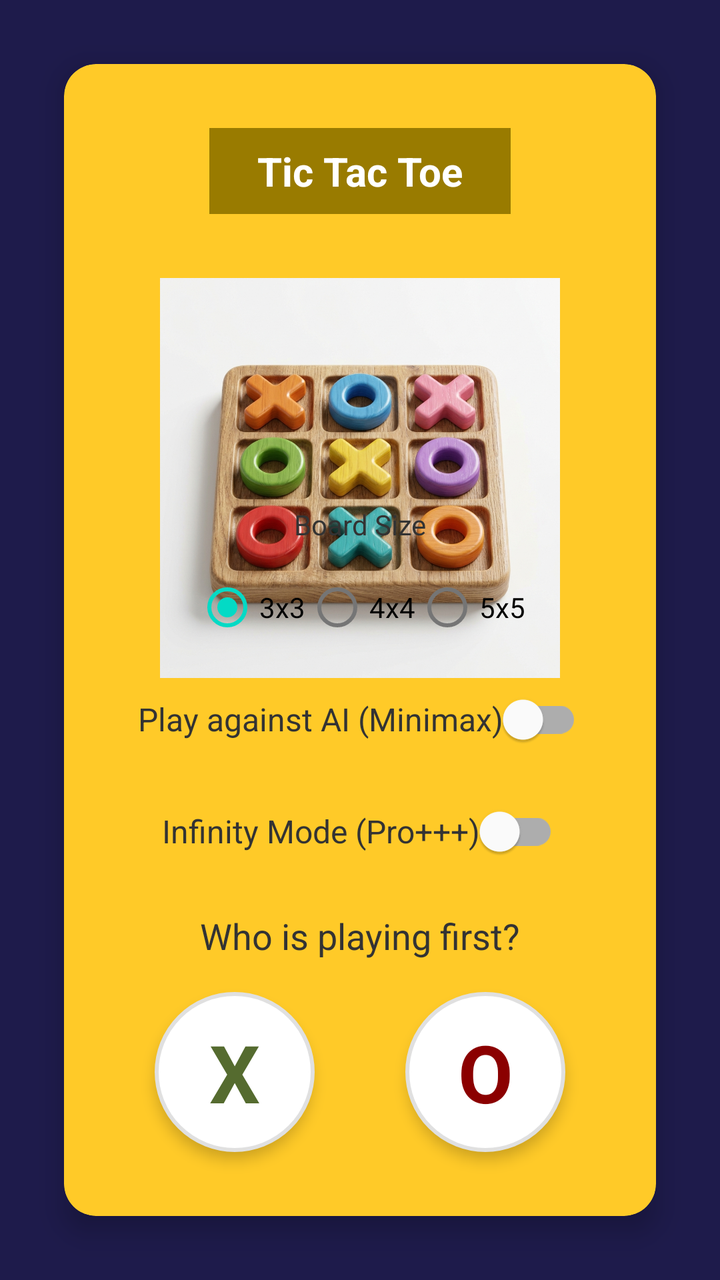
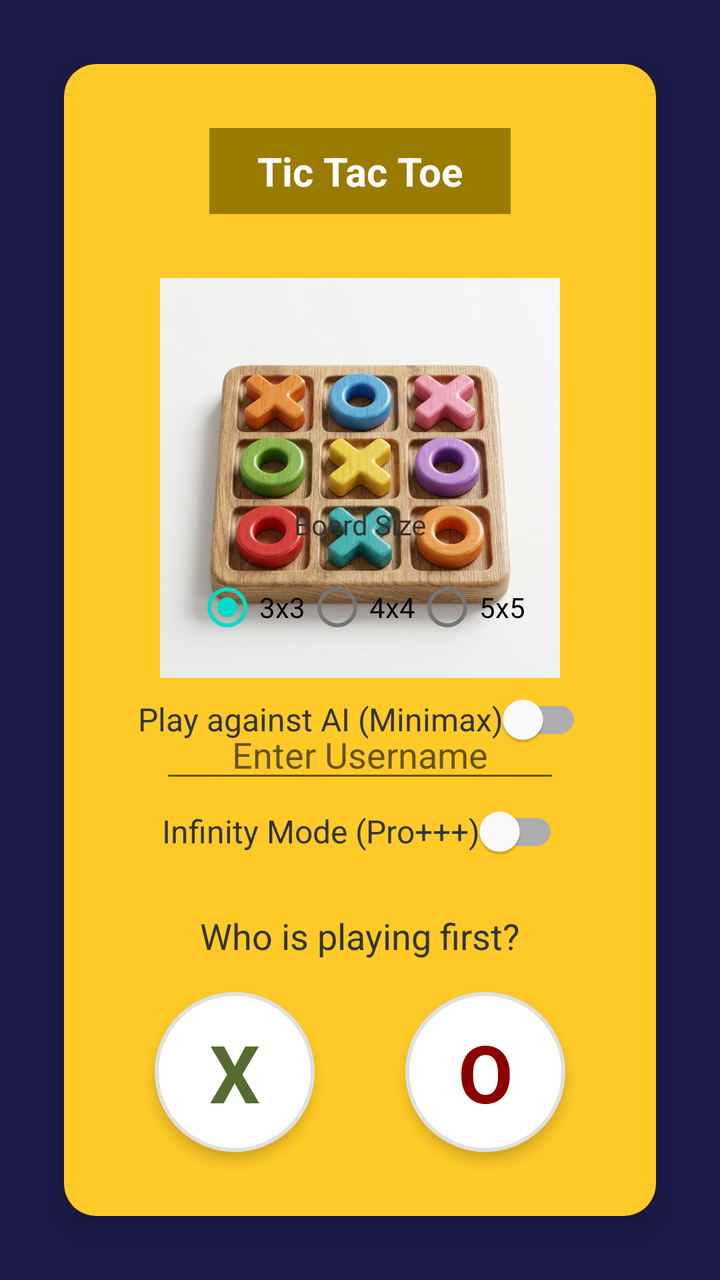

Before-and-after screenshots of an Android layout around one commit, followed by the original layout XML and the change that was made.
<!-- AndroidManifest.xml: application theme Theme.TicTacToe -->
<!-- res/layout/fragment_welcome.xml -->
<?xml version="1.0" encoding="utf-8"?>
<androidx.constraintlayout.widget.ConstraintLayout xmlns:android="http://schemas.android.com/apk/res/android"
    xmlns:app="http://schemas.android.com/apk/res-auto"
    xmlns:tools="http://schemas.android.com/tools"
    android:layout_width="match_parent"
    android:layout_height="match_parent"
    android:background="@color/background_color"
    tools:context=".WelcomeFragment">

    <androidx.cardview.widget.CardView
        android:id="@+id/cardView"
        android:layout_width="0dp"
        android:layout_height="0dp"
        android:layout_margin="32dp"
        app:cardBackgroundColor="@color/yellow_accent"
        app:cardCornerRadius="16dp"
        app:cardElevation="8dp"
        app:layout_constraintBottom_toBottomOf="parent"
        app:layout_constraintEnd_toEndOf="parent"
        app:layout_constraintStart_toStartOf="parent"
        app:layout_constraintTop_toTopOf="parent">

        <androidx.constraintlayout.widget.ConstraintLayout
            android:layout_width="match_parent"
            android:layout_height="match_parent">

            <TextView
                android:id="@+id/textView"
                android:layout_width="wrap_content"
                android:layout_height="wrap_content"
                android:layout_marginTop="32dp"
                android:background="#997B00"
                android:paddingHorizontal="24dp"
                android:paddingVertical="8dp"
                android:text="Tic Tac Toe"
                android:textColor="@color/white"
                android:textSize="20sp"
                android:textStyle="bold"
                app:layout_constraintEnd_toEndOf="parent"
                app:layout_constraintStart_toStartOf="parent"
                app:layout_constraintTop_toTopOf="parent" />

            <ImageView
                android:id="@+id/imageView"
                android:layout_width="200dp"
                android:layout_height="200dp"
                android:layout_marginTop="32dp"
                android:scaleType="fitCenter"
                android:src="@drawable/board"
                app:layout_constraintEnd_toEndOf="parent"
                app:layout_constraintStart_toStartOf="parent"
                app:layout_constraintTop_toBottomOf="@+id/textView" />

            <TextView
                android:id="@+id/tvSize"
                android:layout_width="wrap_content"
                android:layout_height="wrap_content"
                android:layout_marginBottom="8dp"
                android:text="Board Size"
                android:textColor="@color/text_color"
                app:layout_constraintBottom_toTopOf="@+id/rgSize"
                app:layout_constraintEnd_toEndOf="parent"
                app:layout_constraintStart_toStartOf="parent" />

            <RadioGroup
                android:id="@+id/rgSize"
                android:layout_width="wrap_content"
                android:layout_height="wrap_content"
                android:layout_marginBottom="8dp"
                android:orientation="horizontal"
                app:layout_constraintBottom_toTopOf="@+id/switchAiMode"
                app:layout_constraintEnd_toEndOf="parent"
                app:layout_constraintStart_toStartOf="parent">

                <RadioButton
                    android:id="@+id/rb3x3"
                    android:layout_width="wrap_content"
                    android:layout_height="wrap_content"
                    android:checked="true"
                    android:text="3x3" />

                <RadioButton
                    android:id="@+id/rb4x4"
                    android:layout_width="wrap_content"
                    android:layout_height="wrap_content"
                    android:text="4x4" />

                <RadioButton
                    android:id="@+id/rb5x5"
                    android:layout_width="wrap_content"
                    android:layout_height="wrap_content"
                    android:text="5x5" />
            </RadioGroup>

            <com.google.android.material.switchmaterial.SwitchMaterial
                android:id="@+id/switchAiMode"
                android:layout_width="wrap_content"
                android:layout_height="wrap_content"
                android:layout_marginBottom="8dp"
                android:text="Play against AI (Minimax)"
                android:textColor="@color/text_color"
                android:textSize="16sp"
                app:layout_constraintBottom_toTopOf="@+id/switchInfinityMode"
                app:layout_constraintEnd_toEndOf="parent"
                app:layout_constraintStart_toStartOf="parent" />

            <com.google.android.material.switchmaterial.SwitchMaterial
                android:id="@+id/switchInfinityMode"
                android:layout_width="wrap_content"
                android:layout_height="wrap_content"
                android:layout_marginBottom="16dp"
                android:text="Infinity Mode (Pro+++)"
                android:textColor="@color/text_color"
                android:textSize="16sp"
                app:layout_constraintBottom_toTopOf="@+id/textView2"
                app:layout_constraintEnd_toEndOf="parent"
                app:layout_constraintStart_toStartOf="parent" />

            <TextView
                android:id="@+id/textView2"
                android:layout_width="wrap_content"
                android:layout_height="wrap_content"
                android:layout_marginBottom="16dp"
                android:text="Who is playing first?"
                android:textColor="@color/text_color"
                android:textSize="18sp"
                app:layout_constraintBottom_toTopOf="@+id/btnPlayerX"
                app:layout_constraintEnd_toEndOf="parent"
                app:layout_constraintStart_toStartOf="parent" />

            <ImageButton
                android:id="@+id/btnPlayerX"
                android:layout_width="80dp"
                android:layout_height="80dp"
                android:layout_marginBottom="32dp"
                android:background="@drawable/circle_button_bg"
                android:elevation="4dp"
                app:layout_constraintBottom_toBottomOf="parent"
                app:layout_constraintEnd_toStartOf="@+id/btnPlayerO"
                app:layout_constraintHorizontal_bias="0.5"
                app:layout_constraintStart_toStartOf="parent" />

            <ImageButton
                android:id="@+id/btnPlayerO"
                android:layout_width="80dp"
                android:layout_height="80dp"
                android:layout_marginBottom="32dp"
                android:background="@drawable/circle_button_bg"
                android:elevation="4dp"
                app:layout_constraintBottom_toBottomOf="parent"
                app:layout_constraintEnd_toEndOf="parent"
                app:layout_constraintHorizontal_bias="0.5"
                app:layout_constraintStart_toEndOf="@+id/btnPlayerX" />

            
            <TextView
                android:layout_width="wrap_content"
                android:layout_height="wrap_content"
                android:text="X"
                android:textColor="#556B2F"
                android:textSize="40sp"
                android:textStyle="bold"
                android:elevation="5dp"
                app:layout_constraintBottom_toBottomOf="@+id/btnPlayerX"
                app:layout_constraintEnd_toEndOf="@+id/btnPlayerX"
                app:layout_constraintStart_toStartOf="@+id/btnPlayerX"
                app:layout_constraintTop_toTopOf="@+id/btnPlayerX" />

            <TextView
                android:layout_width="wrap_content"
                android:layout_height="wrap_content"
                android:text="O"
                android:textColor="#8B0000"
                android:textSize="40sp"
                android:textStyle="bold"
                android:elevation="5dp"
                app:layout_constraintBottom_toBottomOf="@+id/btnPlayerO"
                app:layout_constraintEnd_toEndOf="@+id/btnPlayerO"
                app:layout_constraintStart_toStartOf="@+id/btnPlayerO"
                app:layout_constraintTop_toTopOf="@+id/btnPlayerO" />

        </androidx.constraintlayout.widget.ConstraintLayout>
    </androidx.cardview.widget.CardView>
</androidx.constraintlayout.widget.ConstraintLayout>
<!-- resources referenced by this layout -->
<resources>
  <color name="background_color">#1E1B4B</color>
  <color name="text_color">#333333</color>
  <color name="white">#FFFFFFFF</color>
  <color name="yellow_accent">#FFCA28</color>
  <!-- drawable board: jpg bitmap (drawable-nodpi, 587210 bytes) -->
  <!-- drawable circle_button_bg (drawable) -->
  <?xml version="1.0" encoding="utf-8"?>
  <shape xmlns:android="http://schemas.android.com/apk/res/android"
      android:shape="oval">
      <solid android:color="@color/white" />
      <stroke android:width="2dp" android:color="#E0E0E0" />
  </shape>
  <style name="Theme.TicTacToe" parent="Theme.MaterialComponents.DayNight.NoActionBar">
          <item name="colorPrimary">@color/purple_500</item>
          <item name="colorPrimaryVariant">@color/purple_700</item>
          <item name="colorOnPrimary">@color/white</item>
          <item name="colorSecondary">@color/teal_200</item>
          <item name="colorSecondaryVariant">@color/teal_700</item>
          <item name="colorOnSecondary">@color/black</item>
          <item name="android:statusBarColor">@color/background_color</item>
          <item name="android:windowBackground">@color/background_color</item>
      </style>
  <color name="purple_500">#FF6200EE</color>
  <color name="purple_700">#FF3700B3</color>
  <color name="teal_200">#FF03DAC5</color>
  <color name="teal_700">#FF018786</color>
  <color name="black">#FF000000</color>
</resources>

<!-- the commit's change to res/layout/fragment_welcome.xml (unified diff, before → after) -->
@@ -51,6 +51,32 @@
                 app:layout_constraintStart_toStartOf="parent"
                 app:layout_constraintTop_toBottomOf="@+id/textView" />
 
+            <EditText
+                android:id="@+id/etUsername"
+                android:layout_width="200dp"
+                android:layout_height="wrap_content"
+                android:layout_marginTop="16dp"
+                android:hint="Enter Username"
+                android:gravity="center"
+                android:inputType="textPersonName"
+                app:layout_constraintEnd_toEndOf="parent"
+                app:layout_constraintStart_toStartOf="parent"
+                app:layout_constraintTop_toBottomOf="@+id/imageView" />
+
+            <com.google.android.material.switchmaterial.SwitchMaterial
+                android:id="@+id/switchArcadeMode"
+                android:layout_width="wrap_content"
+                android:layout_height="wrap_content"
+                android:layout_marginTop="8dp"
+                android:layout_marginBottom="8dp"
+                android:text="Arcade Mode (Timer)"
+                android:textColor="@color/text_color"
+                android:textSize="16sp"
+                app:layout_constraintBottom_toTopOf="@+id/tvSize"
+                app:layout_constraintEnd_toEndOf="parent"
+                app:layout_constraintStart_toStartOf="parent"
+                app:layout_constraintTop_toBottomOf="@+id/etUsername" />
+
             <TextView
                 android:id="@+id/tvSize"
                 android:layout_width="wrap_content"
